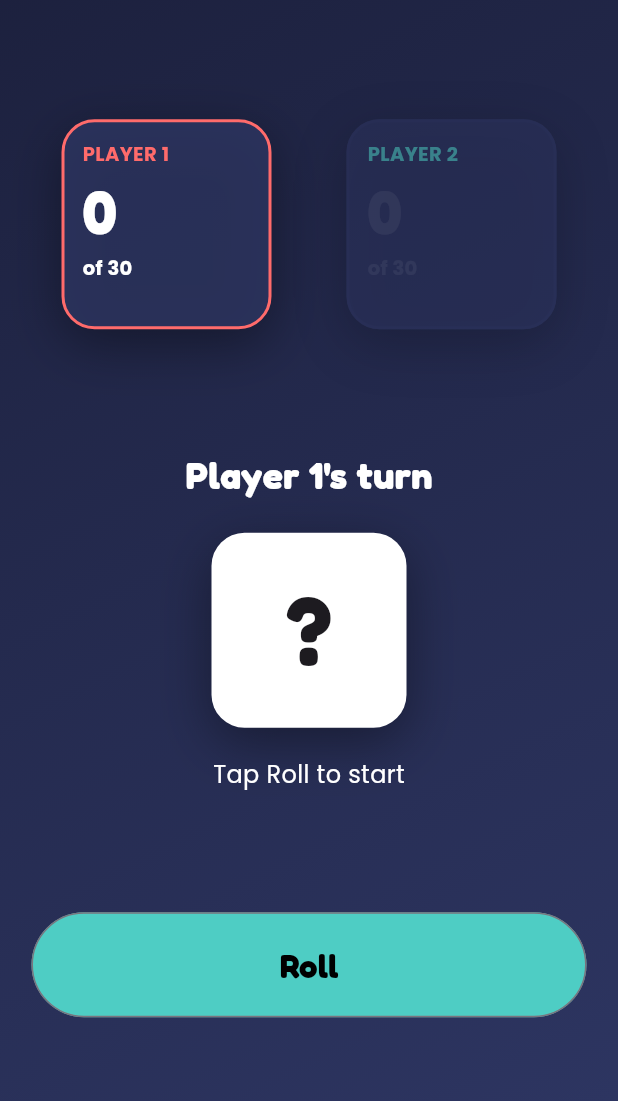
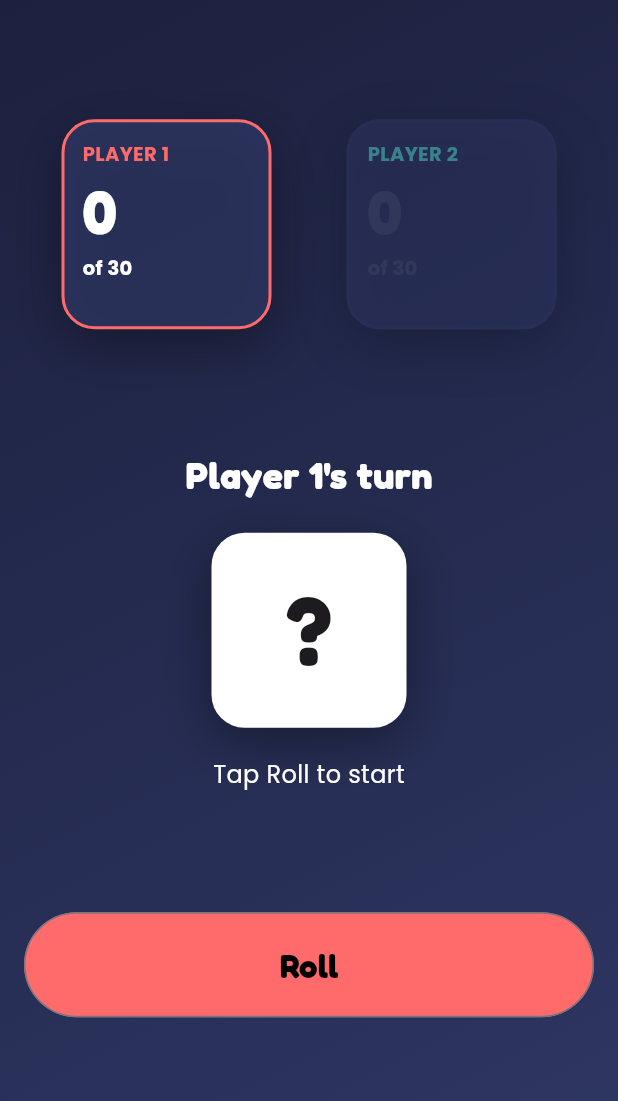
Before and after one commit to gitpeters/dice_duel, a Flutter app: the screen it shows after launch, after a tap on "Start game", on a phone screen of 412 x 824 dp, the part 135-1236 px from its top. Run offline on Flutter 3.47's test engine with Material 3 defaults, Android fonts, the phone set to English and light mode, and no system bars; our stand-ins replace google_fonts.

Commit message:
Made UI adjustments

```diff
--- a/lib/game_screen.dart
+++ b/lib/game_screen.dart
@@ -28,25 +28,23 @@ class _GameScreenState extends State<GameScreen> {
   final randomizer = Random();
 
   void rollDice() {
-    final roll  = randomizer.nextInt(6) + 1;
+    final roll = randomizer.nextInt(6) + 1;
     setState(() {
       lastRoll = roll;
       lastPlayer = currentPlayer;
 
-      scores[currentPlayer -1] += roll;
-      history.add(RollRecord(currentPlayer, roll, scores[currentPlayer -1]));
+      scores[currentPlayer - 1] += roll;
+      history.add(RollRecord(currentPlayer, roll, scores[currentPlayer - 1]));
 
       if (roll != 6) {
         currentPlayer = currentPlayer == 1 ? 2 : 1;
       }
 
-      if (scores[lastPlayer -1] >= 30) {
+      if (scores[lastPlayer - 1] >= 30) {
         widget.processResult(GameSummary(lastPlayer, scores, history));
       }
-
     });
   }
-
 
   @override
   Widget build(BuildContext context) {
@@ -104,17 +102,22 @@ class _GameScreenState extends State<GameScreen> {
             DieFace(lastRoll),
             SizedBox(height: 20),
             Text(
-                  lastRoll == null ? 'Tap Roll to start' : 'Player $lastPlayer rolled a $lastRoll',
+              lastRoll == null
+                  ? 'Tap Roll to start'
+                  : 'Player $lastPlayer rolled a $lastRoll',
               style: GoogleFonts.poppins(color: Colors.white, fontSize: 16),
             ),
             SizedBox(height: 80),
             OutlinedButton(
               onPressed: rollDice,
               style: OutlinedButton.styleFrom(
-                    backgroundColor: Color(0xFF4ECDC4),
+                backgroundColor: currentPlayer == 1
+                    ? const Color(0xFFFF6B6B)
+                    : const Color(0xFF4ECDC4),
+                minimumSize: const Size.fromHeight(
+                  70,
+                ), // replaces fixedSize: Size(370, 70)
                 foregroundColor: Colors.black,
-                    // padding: const EdgeInsets.symmetric(horizontal: 24, vertical: 14),
-                    fixedSize: const Size(370, 70),
               ),
               child: Text(
                 'Roll',
--- a/lib/start_screen.dart
+++ b/lib/start_screen.dart
@@ -12,11 +12,9 @@ class StartScreen extends StatelessWidget {
 
   @override
   Widget build(BuildContext context) {
-    return SizedBox(
-      child: Center(
-        child: Expanded(
+    return Center(
           child: Column(
-            mainAxisAlignment: MainAxisAlignment.center,
+            mainAxisSize: MainAxisSize.min,
             children: [
               Transform.rotate(angle: -8 * pi / 180, child: DieFace(5)),
               SizedBox(height: 25),
@@ -59,8 +57,6 @@ class StartScreen extends StatelessWidget {
               ),
             ],
           ),
-        ),
-      ),
     );
   }
 }
```
Lines whose indentation alone changed are shown as unchanged.
